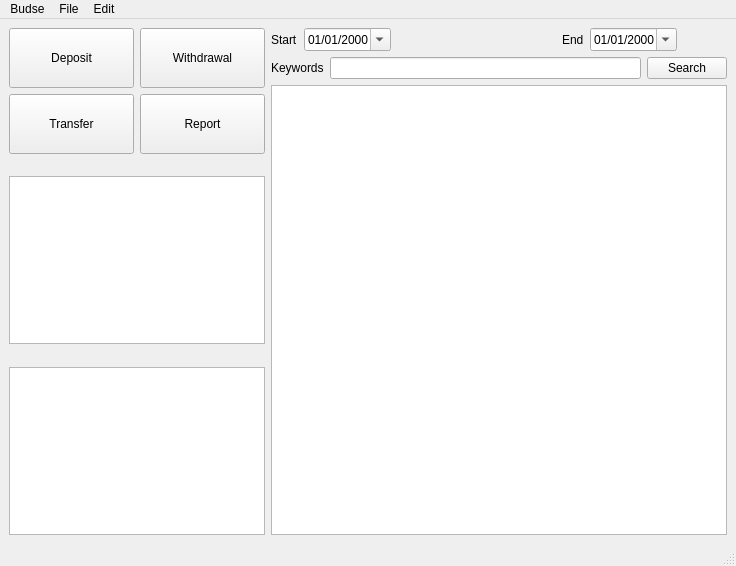
The window that budse_main.ui (dwong/budse) describes before a commit, drawn with Qt 5.
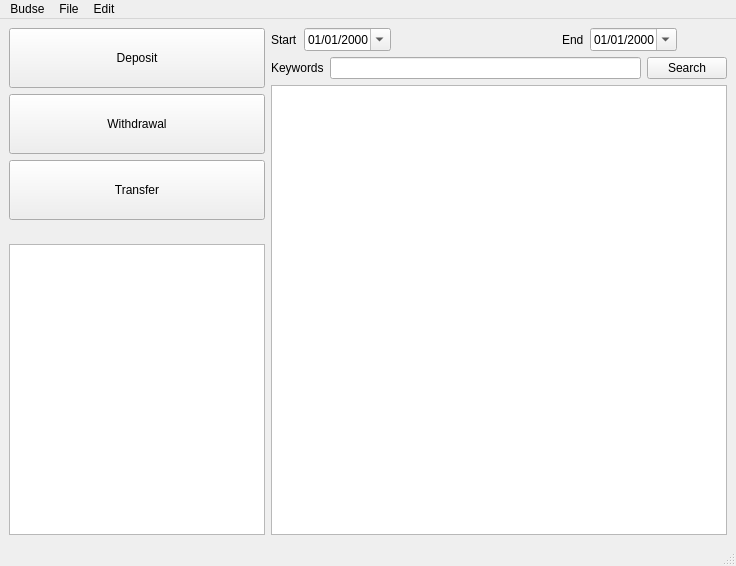
The same window after the commit.

Commit message: Main GUI window, bug fix deleting deduction, branch for refactoring

Patch:
```diff
--- a/budse_main.ui
+++ b/budse_main.ui
@@ -19,13 +19,11 @@
   <widget class="QWidget" name="centralwidget">
    <layout class="QGridLayout" name="gridLayout">
     <item row="0" column="0">
-     <layout class="QHBoxLayout" name="horizontalLayout_9">
+     <layout class="QHBoxLayout" name="horizontalLayout_5">
       <item>
-       <layout class="QVBoxLayout" name="verticalLayout_5">
+       <layout class="QVBoxLayout" name="verticalLayout_3">
         <item>
-         <layout class="QVBoxLayout" name="verticalLayout_4">
-          <item>
-           <layout class="QHBoxLayout" name="horizontalLayout_6">
+         <layout class="QVBoxLayout" name="verticalLayout_2">
             <item>
              <widget class="QPushButton" name="deposit_button">
               <property name="minimumSize">
@@ -52,10 +50,6 @@
               </property>
              </widget>
             </item>
-           </layout>
-          </item>
-          <item>
-           <layout class="QHBoxLayout" name="horizontalLayout_8">
             <item>
              <widget class="QPushButton" name="transfer_button">
               <property name="minimumSize">
@@ -69,34 +63,20 @@
               </property>
              </widget>
             </item>
-            <item>
-             <widget class="QPushButton" name="report_button">
-              <property name="minimumSize">
-               <size>
-                <width>100</width>
-                <height>60</height>
-               </size>
-              </property>
-              <property name="text">
-               <string>Report</string>
-              </property>
-             </widget>
-            </item>
-           </layout>
-          </item>
-         </layout>
-        </item>
+         </layout>
+        </item>
         <item>
-         <layout class="QVBoxLayout" name="verticalLayout_2">
-          <item>
-           <spacer name="verticalSpacer_2">
+         <spacer name="verticalSpacer">
             <property name="orientation">
              <enum>Qt::Vertical</enum>
             </property>
+          <property name="sizeType">
+           <enum>QSizePolicy::Preferred</enum>
+          </property>
             <property name="sizeHint" stdset="0">
              <size>
-              <width>20</width>
-              <height>40</height>
+            <width>58</width>
+            <height>18</height>
              </size>
             </property>
            </spacer>
@@ -114,38 +94,15 @@
             </property>
            </widget>
           </item>
-          <item>
-           <spacer name="verticalSpacer">
-            <property name="orientation">
-             <enum>Qt::Vertical</enum>
-            </property>
-            <property name="sizeHint" stdset="0">
-             <size>
-              <width>20</width>
-              <height>40</height>
-             </size>
-            </property>
-           </spacer>
-          </item>
-          <item>
-           <widget class="QTreeView" name="subaccount_tree">
-            <property name="sizePolicy">
-             <sizepolicy hsizetype="Fixed" vsizetype="Expanding">
-              <horstretch>0</horstretch>
-              <verstretch>0</verstretch>
-             </sizepolicy>
-            </property>
-            <property name="toolTip">
-             <string>Subaccounts and associated properties</string>
-            </property>
-           </widget>
-          </item>
-         </layout>
-        </item>
        </layout>
       </item>
       <item>
        <layout class="QVBoxLayout" name="verticalLayout">
+        <property name="sizeConstraint">
+         <enum>QLayout::SetDefaultConstraint</enum>
+        </property>
+        <item>
+         <layout class="QHBoxLayout" name="horizontalLayout_6">
         <item>
          <layout class="QHBoxLayout" name="horizontalLayout">
           <item>
@@ -168,6 +125,8 @@
             </property>
            </widget>
           </item>
+           </layout>
+          </item>
           <item>
            <spacer name="horizontalSpacer">
             <property name="orientation">
@@ -244,9 +203,6 @@
               </property>
              </widget>
             </item>
-            <item>
-             <layout class="QHBoxLayout" name="horizontalLayout_5"/>
-            </item>
             <item>
              <widget class="QPushButton" name="pushButton">
               <property name="text">
```
Left out of the diff: 46 changed lines with no effect on the pictures. Lines whose indentation alone changed are shown as unchanged. The commit also changes 1 other file.
